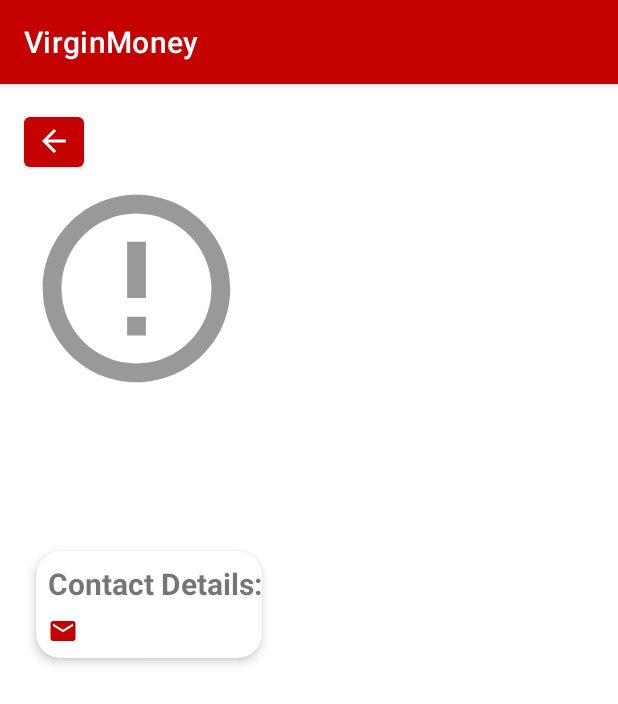
After one commit to samuelbassett/VirginMoney, an Android app: the ProfileActivity screen opened directly, with no data from a screen before it, on a phone screen of 412 x 824 dp. The commit adds this screen. Shown: the top 704 px of the screen. Run offline under Robolectric (Android 15) with nearby library versions, the phone set to English and light mode, and no system bars; network calls fail; pictures from the network do not load.

Commit message:
Added Rooms, and implemented onClickListner for People so that the Profile Activity can be shown.

```diff
--- a/app/src/main/AndroidManifest.xml
+++ b/app/src/main/AndroidManifest.xml
@@ -30,6 +30,8 @@
                 <category android:name="android.intent.category.LAUNCHER" />
             </intent-filter>
         </activity>
+        <activity android:name=".ui.profile.ProfileActivity"
+            android:screenOrientation="portrait"/>
     </application>
 
 </manifest>
--- /dev/null
+++ b/app/src/main/java/com/tc/virginmoney/ui/profile/ProfileActivity.kt
@@ -0,0 +1,107 @@
+package com.tc.virginmoney.ui.profile
+
+import android.graphics.Color
+import android.os.Bundle
+import android.text.util.Linkify
+import android.widget.Button
+import android.widget.ImageView
+import android.widget.TextView
+import androidx.appcompat.app.AppCompatActivity
+import androidx.constraintlayout.widget.ConstraintLayout
+import com.bumptech.glide.Glide
+import com.bumptech.glide.load.resource.drawable.DrawableTransitionOptions
+import com.tc.virginmoney.R
+import java.text.SimpleDateFormat
+import java.util.Locale
+
+class ProfileActivity : AppCompatActivity() {
+    override fun onCreate(savedInstanceState: Bundle?) {
+        super.onCreate(savedInstanceState)
+        setContentView(R.layout.activity_profile)
+
+        // Retrieve data passed from the RecyclerView's item click
+        val profileName = intent.getStringExtra("profileName")
+        val profileImage = intent.getStringExtra("profileImage")
+        val profileJob = intent.getStringExtra("profileJob")
+        val profileEmail = intent.getStringExtra("profileEmail")
+        val dateJoined = intent.getStringExtra("dateJoined")
+        val favoriteColor = intent.getStringExtra("favoriteColor")
+
+        // Display the data in the UI elements
+        val nameTextView = findViewById<TextView>(R.id.profileName)
+        val emailTextView = findViewById<TextView>(R.id.profileEmail)
+        val jobTextView = findViewById<TextView>(R.id.profileJob)
+        val dateTextView = findViewById<TextView>(R.id.dateJoined)
+        val profileImageView = findViewById<ImageView>(R.id.profilePicture)
+        val backgroundColor = findViewById<ConstraintLayout>(R.id.background)
+
+        Glide.with(this)
+            .load(profileImage)
+            .error(R.drawable.ic_error)
+            .placeholder(R.drawable.ic_error)
+            .transition(DrawableTransitionOptions.withCrossFade())
+            .into(profileImageView)
+
+        nameTextView.text = profileName
+        emailTextView.text = profileEmail
+        jobTextView.text = profileJob
+        dateTextView.text = dateJoined?.let { formatDate(it) }
+        favoriteColor?.let { getFavoriteColor(it) }?.let { backgroundColor.setBackgroundColor(it) }
+
+        // Allow emails to be interactable
+        Linkify.addLinks(emailTextView, Linkify.EMAIL_ADDRESSES)
+
+        // Adds functionality to button
+        val backButton = findViewById<Button>(R.id.backButton)
+        backButton.setOnClickListener {
+            finish()
+        }
+    }
+
+    private fun getFavoriteColor(stringColor: String) : Int {
+        val intColor = when(stringColor) {
+            "pink" -> Color.parseColor("#45FFC0CB")
+            "sky blue" -> Color.parseColor("#4596FCFF")
+            "cyan" -> Color.parseColor("#4500FFFF")
+            "indigo" -> Color.parseColor("#454B0082")
+            "orchid" -> Color.parseColor("#45DA70D6")
+            "lavender" -> Color.parseColor("#45967BB6")
+            "blue" -> Color.parseColor("#450000FF")
+            "olive" -> Color.parseColor("#45808000")
+            "red" -> Color.parseColor("#45FF0000")
+            "plum" -> Color.parseColor("#45673147")
+            "violet" -> Color.parseColor("#457F00FF")
+            "fuchsia" -> Color.parseColor("#45FF00FF")
+            "azure" -> Color.parseColor("#45007FFF")
+            "teal" -> Color.parseColor("#45008080")
+            "silver" -> Color.parseColor("#45C0C0C0")
+            "black" -> Color.parseColor("#45000000")
+            "magenta" -> Color.parseColor("#45FF1DCE")
+            "tan" -> Color.parseColor("#45D2B48C")
+            "salmon" -> Color.parseColor("#45FA8072")
+            "grey" -> Color.parseColor("#45808080")
+            "green" -> Color.parseColor("#45008000")
+            "mint green" -> Color.parseColor("#4598FB98")
+            "orange" -> Color.parseColor("#45FFA500")
+            "white" -> Color.parseColor("#45FFFFFF")
+            "lime" -> Color.parseColor("#4532CD32")
+            "gold" -> Color.parseColor("#45FFD700")
+            "ivory" -> Color.parseColor("#45FFFFF0")
+            "turquoise" -> Color.parseColor("#4540E0D0")
+            "purple" -> Color.parseColor("#45800080")
+            "yellow" -> Color.parseColor("#45FFFF00")
+            "maroon" -> Color.parseColor("#45800000")
+            // Add more color cases as needed
+            else -> Color.WHITE
+        }
+        return intColor
+    }
+
+    private fun formatDate(dateString: String): String {
+        val inputFormat = SimpleDateFormat("yyyy-MM-dd'T'HH:mm:ss.SSS'Z'", Locale.US)
+        val outputFormat = SimpleDateFormat("MM/dd/yyyy", Locale.US)
+
+        val date = inputFormat.parse(dateString)
+        return "Date Joined: ${outputFormat.format(date)}"
+    }
+}
--- a/app/src/main/java/com/tc/virginmoney/ui/profile/ProfileFragment.kt
+++ /dev/null
@@ -1,6 +0,0 @@
-package com.tc.virginmoney.ui.profile
-
-import androidx.fragment.app.Fragment
-
-class ProfileFragment : Fragment() {
-}
--- a/app/src/main/java/com/tc/virginmoney/ui/profile/ProfileViewModel.kt
+++ /dev/null
@@ -1,6 +0,0 @@
-package com.tc.virginmoney.ui.profile
-
-import androidx.lifecycle.ViewModel
-
-class ProfileViewModel : ViewModel() {
-}
--- /dev/null
+++ b/app/src/main/res/drawable/ic_back.xml
@@ -0,0 +1,5 @@
+<vector android:autoMirrored="true" android:height="24dp"
+    android:tint="#FFFFFF" android:viewportHeight="24"
+    android:viewportWidth="24" android:width="24dp" xmlns:android="http://schemas.android.com/apk/res/android">
+    <path android:fillColor="@android:color/white" android:pathData="M20,11H7.83l5.59,-5.59L12,4l-8,8 8,8 1.41,-1.41L7.83,13H20v-2z"/>
+</vector>
--- /dev/null
+++ b/app/src/main/res/drawable/ic_error.xml
@@ -0,0 +1,5 @@
+<vector android:height="24dp" android:tint="#999999"
+    android:viewportHeight="24" android:viewportWidth="24"
+    android:width="24dp" xmlns:android="http://schemas.android.com/apk/res/android">
+    <path android:fillColor="@android:color/white" android:pathData="M11,15h2v2h-2zM11,7h2v6h-2zM11.99,2C6.47,2 2,6.48 2,12s4.47,10 9.99,10C17.52,22 22,17.52 22,12S17.52,2 11.99,2zM12,20c-4.42,0 -8,-3.58 -8,-8s3.58,-8 8,-8 8,3.58 8,8 -3.58,8 -8,8z"/>
+</vector>
--- a/app/src/main/res/layout/activity_main.xml
+++ b/app/src/main/res/layout/activity_main.xml
@@ -3,8 +3,7 @@
     xmlns:app="http://schemas.android.com/apk/res-auto"
     android:id="@+id/container"
     android:layout_width="match_parent"
-    android:layout_height="match_parent"
-    android:paddingTop="?attr/actionBarSize">
+    android:layout_height="match_parent">
 
     <com.google.android.material.bottomnavigation.BottomNavigationView
         android:id="@+id/nav_view"
--- a/app/src/main/res/layout/fragment_profile.xml
+++ b/app/src/main/res/layout/activity_profile.xml
@@ -1,27 +1,31 @@
 <?xml version="1.0" encoding="utf-8"?>
 <androidx.constraintlayout.widget.ConstraintLayout xmlns:android="http://schemas.android.com/apk/res/android"
+    xmlns:tools="http://schemas.android.com/tools"
     android:layout_width="match_parent"
     android:layout_height="match_parent"
     xmlns:app="http://schemas.android.com/apk/res-auto"
-    android:padding="16dp">
+    android:padding="16dp"
+    android:background="#FFFFFF"
+    android:id="@+id/background">
 
     <ImageView
         android:id="@+id/profilePicture"
         android:layout_width="150dp"
         android:layout_height="150dp"
-        android:src="@drawable/ic_home_black_24dp"
-        app:layout_constraintTop_toTopOf="parent"
-        app:layout_constraintStart_toStartOf="parent"/>
+        android:src="@drawable/ic_error"
+        app:layout_constraintStart_toStartOf="parent"
+        app:layout_constraintTop_toBottomOf="@+id/backButton" />
 
     <TextView
+        android:id="@+id/dateJoined"
         android:layout_width="0dp"
         android:layout_height="wrap_content"
         android:paddingLeft="8dp"
         android:text="Date Joined: 01/24/2022"
         android:textAlignment="textEnd"
         app:layout_constraintEnd_toEndOf="parent"
-        app:layout_constraintTop_toTopOf="parent"
-        app:layout_constraintStart_toEndOf="@id/profilePicture"/>
+        app:layout_constraintStart_toEndOf="@id/profilePicture"
+        app:layout_constraintTop_toTopOf="@+id/profilePicture" />
 
 
     <TextView
@@ -51,11 +55,11 @@
     <androidx.cardview.widget.CardView
         android:layout_width="wrap_content"
         android:layout_height="wrap_content"
-        app:cardElevation="16dp"
+        app:cardElevation="4dp"
         app:cardCornerRadius="16dp"
         android:layout_margin="8dp"
-        app:layout_constraintTop_toBottomOf="@id/profileJob"
-        app:layout_constraintStart_toStartOf="parent">
+        app:layout_constraintTop_toBottomOf="@+id/profileJob"
+        app:layout_constraintStart_toStartOf="@+id/profilePicture">
 
         <androidx.constraintlayout.widget.ConstraintLayout
             android:layout_width="match_parent"
@@ -92,6 +96,8 @@
                 android:paddingLeft="8dp"
                 android:paddingRight="8dp"
                 android:gravity="center"
+                android:ellipsize="end"
+                android:maxLines="1"
                 android:text="Wendy_Murray@gmail.com"
                 app:layout_constraintTop_toBottomOf="@id/contactDetails"
                 app:layout_constraintBottom_toBottomOf="parent"
@@ -102,4 +108,12 @@
 
     </androidx.cardview.widget.CardView>
 
+    <Button
+        android:id="@+id/backButton"
+        android:layout_width="40dp"
+        android:layout_height="45dp"
+        android:drawableTop="@drawable/ic_back"
+        app:layout_constraintStart_toStartOf="parent"
+        app:layout_constraintTop_toTopOf="parent"/>
+
 </androidx.constraintlayout.widget.ConstraintLayout>
--- a/app/src/main/res/layout/fragment_people.xml
+++ b/app/src/main/res/layout/fragment_people.xml
@@ -4,7 +4,8 @@
     xmlns:tools="http://schemas.android.com/tools"
     android:layout_width="match_parent"
     android:layout_height="match_parent"
-    tools:context=".ui.people.PeopleFragment">
+    tools:context=".ui.people.PeopleFragment"
+    android:layout_marginBottom="?attr/actionBarSize">
 
     <androidx.recyclerview.widget.RecyclerView
         android:id="@+id/recyclerPeopleView"
--- a/app/src/main/res/layout/fragment_rooms.xml
+++ b/app/src/main/res/layout/fragment_rooms.xml
@@ -4,7 +4,8 @@
     xmlns:tools="http://schemas.android.com/tools"
     android:layout_width="match_parent"
     android:layout_height="match_parent"
-    tools:context=".ui.rooms.RoomsFragment">
+    tools:context=".ui.rooms.RoomsFragment"
+    android:layout_marginBottom="?attr/actionBarSize">
 
     <androidx.recyclerview.widget.RecyclerView
         android:id="@+id/recyclerRoomsView"
```
Also changed, not shown: app/src/main/java/com/tc/virginmoney/ui/people/PeopleAdapter.kt (+69 -2 lines), app/src/main/java/com/tc/virginmoney/ui/people/PeopleFragment.kt (+1 -13 lines), app/src/main/java/com/tc/virginmoney/ui/people/PeopleViewModel.kt (+0 -39 lines), app/src/main/java/com/tc/virginmoney/ui/rooms/RoomsAdapter.kt (added, +46 -0 lines), app/src/main/java/com/tc/virginmoney/ui/rooms/RoomsFragment.kt (+16 -0 lines), app/src/main/java/com/tc/virginmoney/ui/rooms/RoomsViewModel.kt (+20 -3 lines), app/src/main/res/layout/item_people.xml (+6 -5 lines), app/src/main/res/layout/item_rooms.xml (+7 -4 lines).
